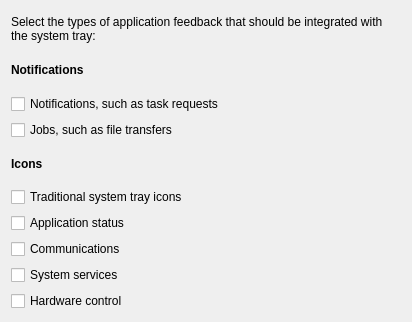
The window that plasma/applets/systemtray/ui/protocols.ui (mgottschlag/kwin-tiling) describes before a commit, drawn with Qt 5.
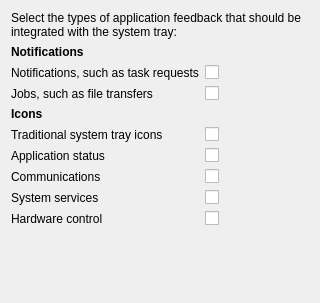
The same window after the commit.

Commit message: higify the config ui delete the removed tasks, so no holes

```diff
--- a/plasma/applets/systemtray/ui/protocols.ui
+++ b/plasma/applets/systemtray/ui/protocols.ui
@@ -6,15 +6,15 @@
    <rect>
     <x>0</x>
     <y>0</y>
-    <width>412</width>
-    <height>322</height>
+    <width>320</width>
+    <height>303</height>
    </rect>
   </property>
   <property name="windowTitle">
    <string/>
   </property>
-  <layout class="QVBoxLayout" name="verticalLayout">
-   <item>
+  <layout class="QFormLayout" name="formLayout">
+   <item row="0" column="0" colspan="2">
     <widget class="QLabel" name="label">
      <property name="text">
       <string>Select the types of application feedback that should be integrated with the system tray:</string>
@@ -24,7 +24,7 @@
      </property>
     </widget>
    </item>
-   <item>
+   <item row="1" column="0" colspan="2">
     <widget class="QLabel" name="label_2">
      <property name="font">
       <font>
@@ -37,68 +37,117 @@
      </property>
     </widget>
    </item>
-   <item>
+   <item row="3" column="1">
     <widget class="QCheckBox" name="showNotifications">
      <property name="text">
-      <string>Notifications, such as task requests</string>
+      <string/>
      </property>
     </widget>
    </item>
-   <item>
+   <item row="5" column="1">
     <widget class="QCheckBox" name="showJobs">
      <property name="text">
-      <string>Jobs, such as file transfers</string>
+      <string/>
      </property>
     </widget>
    </item>
-   <item>
-    <widget class="QLabel" name="label_3">
-     <property name="font">
-      <font>
-       <weight>75</weight>
-       <bold>true</bold>
-      </font>
-     </property>
-     <property name="text">
-      <string>Icons</string>
-     </property>
-    </widget>
-   </item>
-   <item>
+   <item row="10" column="1">
     <widget class="QCheckBox" name="showFdoTasks">
      <property name="text">
-      <string>Traditional system tray icons</string>
+      <string/>
      </property>
     </widget>
    </item>
-   <item>
-    <widget class="QCheckBox" name="showApplicationStatus">
+   <item row="11" column="0">
+    <widget class="QLabel" name="label_7">
      <property name="text">
       <string>Application status</string>
      </property>
     </widget>
    </item>
-   <item>
-    <widget class="QCheckBox" name="showCommunications">
+   <item row="11" column="1">
+    <widget class="QCheckBox" name="showApplicationStatus">
+     <property name="text">
+      <string/>
+     </property>
+    </widget>
+   </item>
+   <item row="12" column="0">
+    <widget class="QLabel" name="label_8">
      <property name="text">
       <string>Communications</string>
      </property>
     </widget>
    </item>
-   <item>
-    <widget class="QCheckBox" name="showSystemServices">
+   <item row="12" column="1">
+    <widget class="QCheckBox" name="showCommunications">
+     <property name="text">
+      <string/>
+     </property>
+    </widget>
+   </item>
+   <item row="13" column="0">
+    <widget class="QLabel" name="label_9">
      <property name="text">
       <string>System services</string>
      </property>
     </widget>
    </item>
-   <item>
-    <widget class="QCheckBox" name="showHardware">
+   <item row="13" column="1">
+    <widget class="QCheckBox" name="showSystemServices">
+     <property name="text">
+      <string/>
+     </property>
+    </widget>
+   </item>
+   <item row="14" column="0">
+    <widget class="QLabel" name="label_10">
      <property name="text">
       <string>Hardware control</string>
      </property>
     </widget>
    </item>
+   <item row="14" column="1">
+    <widget class="QCheckBox" name="showHardware">
+     <property name="text">
+      <string/>
+     </property>
+    </widget>
+   </item>
+   <item row="10" column="0">
+    <widget class="QLabel" name="label_6">
+     <property name="text">
+      <string>Traditional system tray icons</string>
+     </property>
+    </widget>
+   </item>
+   <item row="3" column="0">
+    <widget class="QLabel" name="label_4">
+     <property name="text">
+      <string>Notifications, such as task requests</string>
+     </property>
+    </widget>
+   </item>
+   <item row="5" column="0">
+    <widget class="QLabel" name="label_5">
+     <property name="text">
+      <string>Jobs, such as file transfers</string>
+     </property>
+    </widget>
+   </item>
+   <item row="9" column="0" colspan="2">
+    <widget class="QLabel" name="label_3">
+     <property name="font">
+      <font>
+       <weight>75</weight>
+       <bold>true</bold>
+      </font>
+     </property>
+     <property name="text">
+      <string>Icons</string>
+     </property>
+    </widget>
+   </item>
   </layout>
  </widget>
  <resources/>
```
The commit also changes 1 other file.
